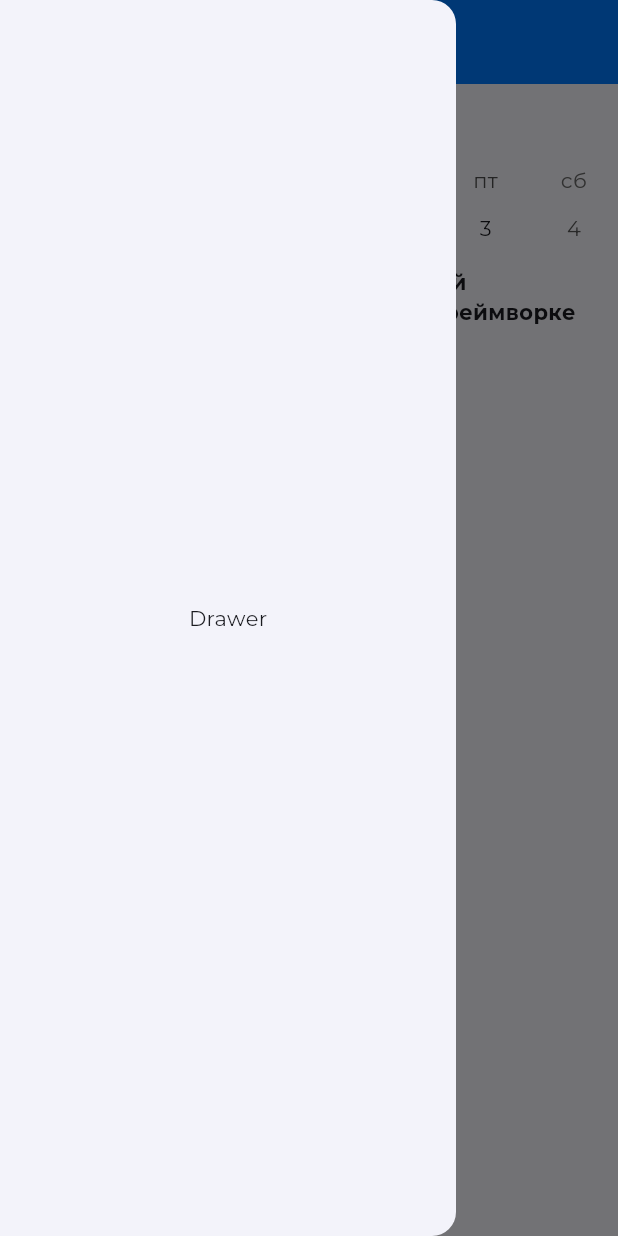
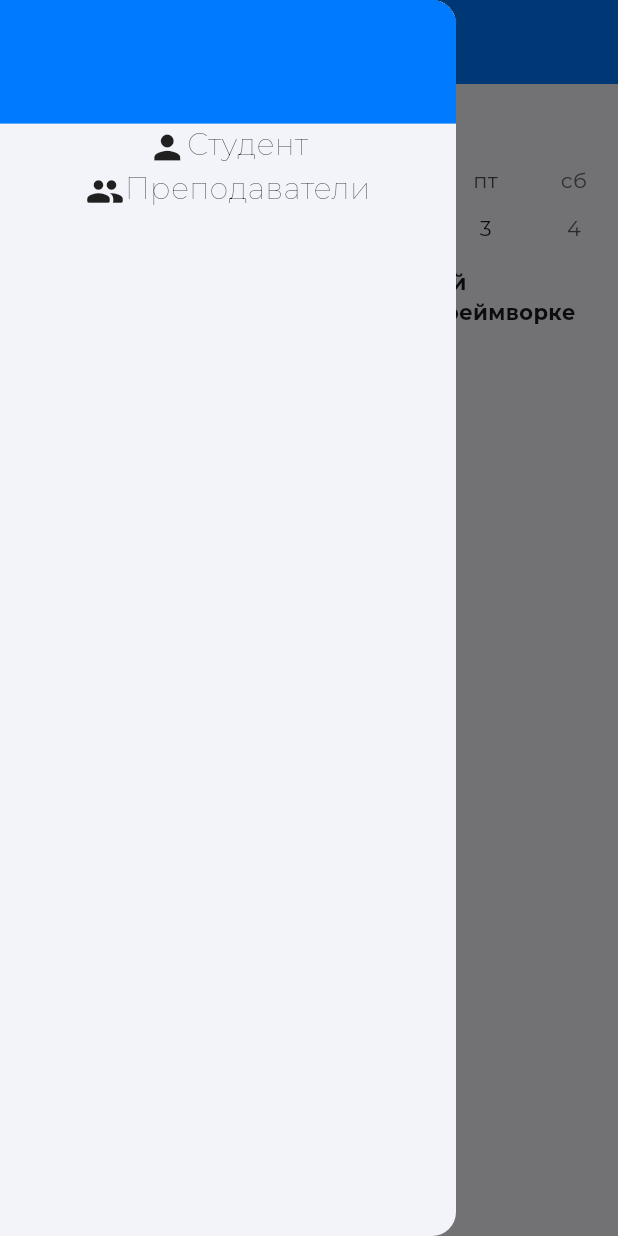
Before and after one commit to mirmen/hmtpk, a Flutter app: the screen it shows after launch, with the side drawer open, on a phone screen of 412 x 824 dp. Run offline on Flutter 3.47's test engine with Material 3 defaults, Android fonts, the phone set to English and light mode, and no system bars; drawn by our look-alikes of table_calendar; our stand-ins replace google_fonts.

Commit message:
fail try a design Drawer

```diff
--- a/lib/presentation/shedulepage.dart
+++ b/lib/presentation/shedulepage.dart
@@ -1,3 +1,4 @@
+import 'package:flutter/cupertino.dart';
 import 'package:flutter/material.dart';
 import 'package:hmtpk/widgets/tablecalendar.dart';
 import 'package:hmtpk/widgets/lessonwidget.dart';
@@ -14,11 +15,59 @@ class _ShedulePageState extends State<ShedulePage> {
   @override
   Widget build(BuildContext context) {
     return Scaffold(
-      drawer: const Drawer(
-        child: Center(
-          child: Text('Drawer'),
+      drawer: SafeArea(
+        child: Drawer(
+          child: SingleChildScrollView(
+            child: Column(
+              mainAxisAlignment: MainAxisAlignment.spaceAround,
+              children: [
+                Container(
+                  color: Color(0xff007bff),
+                  height: MediaQuery.of(context).size.height * 0.1,
+                ),
+                Container(
+                  child: RichText(
+                      text: TextSpan(
+                        children: [
+                          WidgetSpan(
+                            child: const Icon(Icons.person, size: 26),
+                          ),
+                          WidgetSpan(
+                            child: Text(
+                                'Студент',
+                                style: const TextStyle(
+                                  fontWeight: FontWeight.w100,
+                                  fontSize: 20,
+                                )
+                            ),
+                          ),
+                        ],
+                      )),
+                ),
+                Container(
+                  child: RichText(
+                      text: TextSpan(
+                        children: [
+                          WidgetSpan(
+                            child: const Icon(Icons.people_rounded, size: 26),
+                          ),
+                          WidgetSpan(
+                            child: Text(
+                                'Преподаватели',
+                                style: const TextStyle(
+                                  fontWeight: FontWeight.w100,
+                                  fontSize: 20,
+                                )
+                            ),
+                          ),
+                        ],
+                      )),
+                )
+              ],
+            ),
+            ),
+          ),
         ),
-      ),
       appBar: AppBar(
         leading: Builder(builder: (context) {
           return IconButton(
@@ -40,14 +89,16 @@ class _ShedulePageState extends State<ShedulePage> {
                 startTime: '8:00',
                 endTime: '8:45',
                 subjectName: 'Основы кроссплатформенной мобильной разработки на фреймворке Flutter ',
-                teacherName: 'Мельгазиев Эмир Русланович',
+                //teacherName: 'Мельгазиев Эмир Русланович',
+                teacherName: 'm1rmen',
                 classroomBody: 'ауд. У-777 / УК Уральская, 11'
             ),
             LessonWidget(
                 startTime: '8:50',
                 endTime: '9:35',
                 subjectName: 'Основы алгоритмизации и программирования на Dart ',
-                teacherName: 'Мельгазиев Эмир Русланович',
+                //teacherName: 'Мельгазиев Эмир Русланович',
+                teacherName: 'm2rmen',
                 classroomBody: 'ауд. У-777 / УК Уральская, 11'
             ),
             //TestShedule()
```
